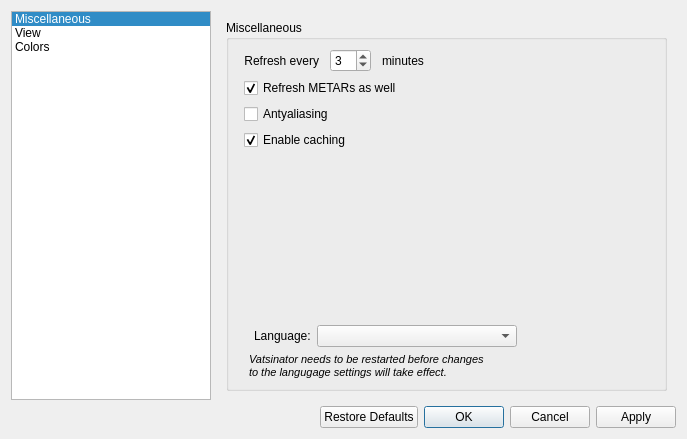
Old version of the form source/ui/resources/settingswindow.ui in the repository Vatsinator/vatsinator-legacy.
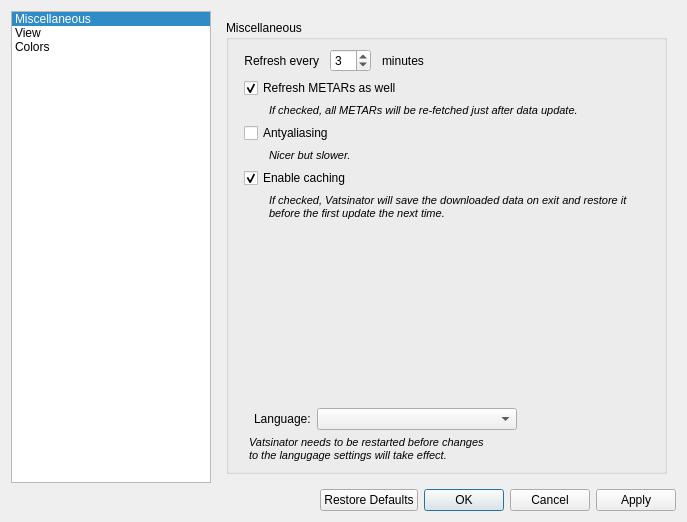
New version of the form. Icons and pictures are not drawn. Custom widgets are drawn as their Qt base class.

Commit message: More SettingsWindow changes. - Added options descriptions; - added nice background in SettingsWindow; - Polish translation update.

```diff
--- a/source/ui/resources/settingswindow.ui
+++ b/source/ui/resources/settingswindow.ui
@@ -7,7 +7,7 @@
     <x>0</x>
     <y>0</y>
     <width>687</width>
-    <height>417</height>
+    <height>478</height>
    </rect>
   </property>
   <property name="windowTitle">
@@ -51,30 +51,40 @@
             <property name="rightMargin">
              <number>15</number>
             </property>
-            <item row="6" column="0">
-             <widget class="QLabel" name="label_7">
-              <property name="font">
-               <font>
-                <pointsize>8</pointsize>
-                <italic>true</italic>
-               </font>
+            <item row="7" column="0">
+             <spacer name="verticalSpacer">
+              <property name="orientation">
+               <enum>Qt::Vertical</enum>
               </property>
-              <property name="text">
-               <string>Vatsinator needs to be restarted before changes&lt;br&gt;to the langugage settings will take effect.</string>
+              <property name="sizeHint" stdset="0">
+               <size>
+                <width>20</width>
+                <height>169</height>
+               </size>
               </property>
-              <property name="indent">
-               <number>5</number>
-              </property>
-             </widget>
+             </spacer>
             </item>
-            <item row="2" column="0">
-             <widget class="QCheckBox" name="AntyaliasingCheckBox">
+            <item row="1" column="0">
+             <widget class="QCheckBox" name="RefreshMetarsCheckBox">
               <property name="text">
-               <string>Antyaliasing</string>
+               <string>Refresh METARs as well</string>
+              </property>
+              <property name="checked">
+               <bool>true</bool>
               </property>
              </widget>
             </item>
             <item row="5" column="0">
+             <widget class="QCheckBox" name="EnableCachingCheckBox">
+              <property name="text">
+               <string>Enable caching</string>
+              </property>
+              <property name="checked">
+               <bool>true</bool>
+              </property>
+             </widget>
+            </item>
+            <item row="8" column="0">
              <layout class="QHBoxLayout" name="horizontalLayout_3">
               <item>
                <widget class="QLabel" name="label_6">
@@ -112,12 +122,25 @@
              </layout>
             </item>
             <item row="3" column="0">
-             <widget class="QCheckBox" name="EnableCachingCheckBox">
+             <widget class="QCheckBox" name="AntyaliasingCheckBox">
               <property name="text">
-               <string>Enable caching</string>
+               <string>Antyaliasing</string>
               </property>
-              <property name="checked">
-               <bool>true</bool>
+             </widget>
+            </item>
+            <item row="9" column="0">
+             <widget class="QLabel" name="label_7">
+              <property name="font">
+               <font>
+                <pointsize>8</pointsize>
+                <italic>true</italic>
+               </font>
+              </property>
+              <property name="text">
+               <string>Vatsinator needs to be restarted before changes&lt;br&gt;to the langugage settings will take effect.</string>
+              </property>
+              <property name="indent">
+               <number>5</number>
               </property>
              </widget>
             </item>
@@ -174,28 +197,62 @@
               </item>
              </layout>
             </item>
-            <item row="1" column="0">
-             <widget class="QCheckBox" name="RefreshMetarsCheckBox">
-              <property name="text">
-               <string>Refresh METARs as well</string>
-              </property>
-              <property name="checked">
-               <bool>true</bool>
-              </property>
-             </widget>
-            </item>
             <item row="4" column="0">
-             <spacer name="verticalSpacer">
-              <property name="orientation">
-               <enum>Qt::Vertical</enum>
+             <widget class="QLabel" name="label_19">
+              <property name="font">
+               <font>
+                <pointsize>8</pointsize>
+                <italic>true</italic>
+               </font>
               </property>
-              <property name="sizeHint" stdset="0">
-               <size>
-                <width>20</width>
-                <height>169</height>
-               </size>
+              <property name="text">
+               <string>Nicer but slower.</string>
               </property>
-             </spacer>
+              <property name="wordWrap">
+               <bool>true</bool>
+              </property>
+              <property name="indent">
+               <number>25</number>
+              </property>
+             </widget>
+            </item>
+            <item row="2" column="0">
+             <widget class="QLabel" name="label_18">
+              <property name="font">
+               <font>
+                <pointsize>8</pointsize>
+                <italic>true</italic>
+               </font>
+              </property>
+              <property name="text">
+               <string>If checked, all METARs will be re-fetched just after data update.</string>
+              </property>
+              <property name="wordWrap">
+               <bool>true</bool>
+              </property>
+              <property name="indent">
+               <number>25</number>
+              </property>
+             </widget>
+            </item>
+            <item row="6" column="0">
+             <widget class="QLabel" name="label_20">
+              <property name="font">
+               <font>
+                <pointsize>8</pointsize>
+                <italic>true</italic>
+               </font>
+              </property>
+              <property name="text">
+               <string>If checked, Vatsinator will save the downloaded data on exit and restore it before the first update the next time.</string>
+              </property>
+              <property name="wordWrap">
+               <bool>true</bool>
+              </property>
+              <property name="indent">
+               <number>25</number>
+              </property>
+             </widget>
             </item>
            </layout>
           </widget>
@@ -788,6 +845,9 @@
          <height>16777215</height>
         </size>
        </property>
+       <property name="styleSheet">
+        <string notr="true">background: #fff url(:/settings/preferences-background.png) no-repeat left bottom;</string>
+       </property>
        <property name="iconSize">
         <size>
          <width>35</width>
```
The commit also changes 3 other files.
